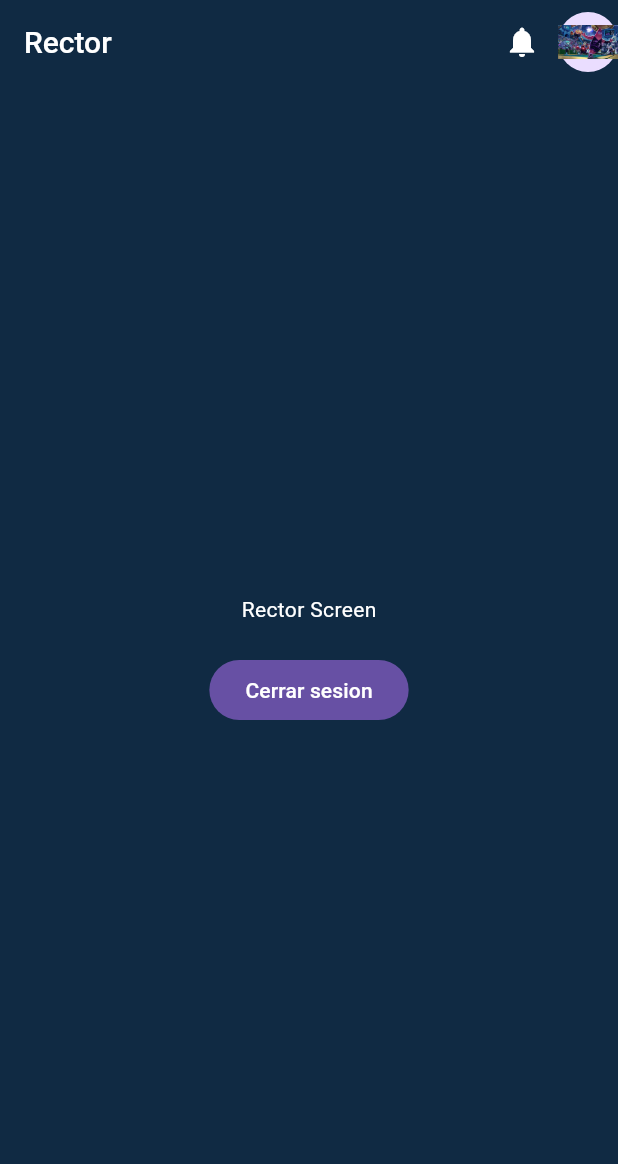
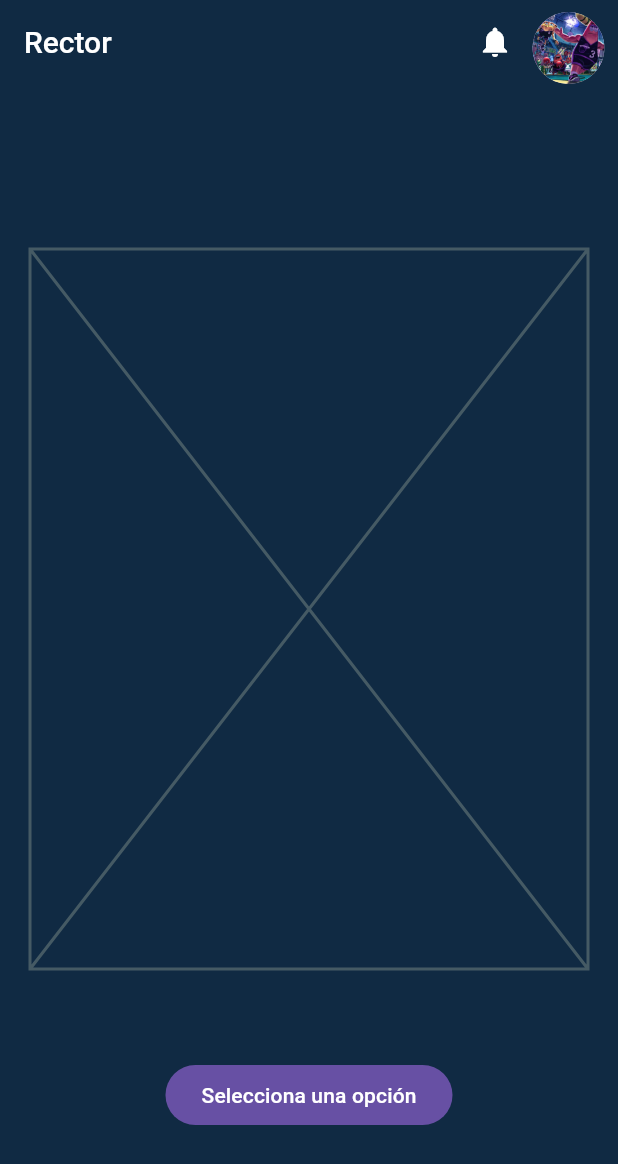
Before and after one commit to MigaPanV/School_Maps, a Flutter app: the screen it shows once a user with an empty profile is signed in, on a phone screen of 412 x 824 dp. Shown: the top 1164 px of the screen. Run offline on Flutter 3.47's test engine with Material 3 defaults, Android fonts, the phone set to English and light mode, and no system bars; our stand-ins replace firebase_auth, firebase_core; accounts and stored records are empty.

Commit message:
Primera version pantalla rector

```diff
--- a/lib/main.dart
+++ b/lib/main.dart
@@ -1,6 +1,7 @@
 import 'package:firebase_auth/firebase_auth.dart';
 import 'package:firebase_core/firebase_core.dart';
 import 'package:provider/provider.dart';
+import 'package:school_maps/presentation/provider/rector_provider.dart';
 import 'package:school_maps/presentation/screens/rector/rector_page.dart';
 import 'firebase_options.dart';
 import 'package:flutter/material.dart';
@@ -23,7 +24,8 @@ class MyApp extends StatelessWidget {
 
     return MultiProvider(
       providers: [
-        ChangeNotifierProvider( create: (_) => auth.AuthProvider())
+        ChangeNotifierProvider( create: (_) => auth.AuthProvider()),
+        ChangeNotifierProvider( create: (_) => RectorProvider())
       ],
       child: Consumer<auth.AuthProvider>(
         builder: ( context, authprovider, child ) {
--- a/lib/presentation/screens/rector/rector_page.dart
+++ b/lib/presentation/screens/rector/rector_page.dart
@@ -1,6 +1,7 @@
 import 'package:flutter/material.dart';
 import 'package:provider/provider.dart';
 import 'package:school_maps/presentation/provider/auth_provider.dart';
+import 'package:school_maps/presentation/provider/rector_provider.dart';
 
 class RectorScreen extends StatelessWidget {
   const RectorScreen({super.key});
@@ -9,24 +10,42 @@ class RectorScreen extends StatelessWidget {
   Widget build(BuildContext context) {
 
     AuthProvider authProvider = context.watch<AuthProvider>();
+    RectorProvider rectorProvider = context.watch<RectorProvider>();
+
+    final List<String> opciones = ['Ruta 1', 'Ruta 2', 'Ruta 3'];
+    final List<String> seleccionadas = rectorProvider.seleccionadas;
+
+    final texto = seleccionadas.isEmpty
+      ? 'Selecciona una opción'
+      : seleccionadas.join(', ');
+
+    final size = MediaQuery.of(context).size;
+
+    if( size.width < 600 && size.height < 1000 ){
 
       return SafeArea(
         child: Scaffold(
           appBar: AppBar(
             title: Text(
               'Rector',
-            style: TextStyle( fontSize: 20, fontWeight: FontWeight.w500 ),
+              style: TextStyle(
+                fontSize: 20,
+                fontWeight: FontWeight.w500
+              ),
             ),
             actions: [
               IconButton(
                 onPressed: (){},
-              icon: Icon( Icons.notifications)
-            ),
-            CircleAvatar(
-              radius: 20,
-              child: Image(image: AssetImage( 'assets/images/login.jpg'),
+                icon: Icon( Icons.notifications),
+                tooltip: 'Notificaciones',
               ),
 
+              Padding(
+                padding: const EdgeInsets.only( right: 8, top: 8),
+                child: CircleAvatar(
+                  backgroundImage: Image.asset( 'assets/images/login.jpg').image,
+                  radius: 25,
+                ),
               )
 
             ],
@@ -35,15 +54,23 @@ class RectorScreen extends StatelessWidget {
             child: SingleChildScrollView(
               child: Column(
                 children: [
-                Text( 'Rector Screen' ),
-                SizedBox( height: 20 ),
+                  ConstrainedBox(
+                    constraints:BoxConstraints( maxWidth: 600, maxHeight: 600 ),
+
+                    child:  Padding(
+                      padding: const EdgeInsets.symmetric( vertical: 60.0, horizontal: 20.0 ),
+                      child: Placeholder(),
+                    ),
+                  ),
+
                   FilledButton(
                     onPressed: (){
-                    authProvider.signOut();
+                      rectorProvider.mostrarRutas( context, opciones, seleccionadas );
                     },
-                  child: Text( 'Cerrar sesion')
-                )
+                    child: Text( texto )
+                  ),
 
+                  SizedBox( height: 20 ),
                 ],
               )
             ),
@@ -51,4 +78,68 @@ class RectorScreen extends StatelessWidget {
         )
       );
     }
+    else{
+      return SafeArea(
+        child: Scaffold(
+          appBar: AppBar(
+            title: Padding(
+              padding: const EdgeInsets.only( top: 8.0),
+              child: Text(
+                'Rector',
+                style: TextStyle(
+                  fontSize: 20,
+                  fontWeight: FontWeight.w500
+                )
+              ),
+            ),
+            actions: [
+              Padding(
+                padding: const EdgeInsets.only( top: 8.0),
+                child: IconButton(
+                  onPressed: (){},
+                  icon: Icon( Icons.notifications ),
+                  tooltip: 'Notificaciones',
+                ),
+              ),
+              Padding(
+                padding: const EdgeInsets.only( top: 8.0, left:8.0 ),
+                child: CircleAvatar(
+                  backgroundImage: Image.asset( 'assets/images/login.jpg' ).image,
+                  radius: 30,
+                ),
+              )
+            ],
+          ),
+          body: Center(
+            child:SingleChildScrollView(
+              child: Column(
+                children: [
+
+                  ConstrainedBox(
+                    constraints:BoxConstraints( maxWidth: 600, maxHeight: 600 ),
+
+                    child:  Padding(
+                      padding: const EdgeInsets.symmetric( vertical: 40.0, horizontal: 20.0 ),
+                      child: Placeholder(),
+                    ),
+                  ),
+
+
+                  FilledButton(
+                    onPressed: (){
+                      rectorProvider.mostrarRutas( context, opciones, seleccionadas );
+                    },
+                    child: Text( texto )
+                  ),
+
+                  SizedBox( height: 20 ),
+                ]
+
+              )
+            )
+          ),
+        ),
+      );
     }
+  }
+}
```
Also changed, not shown: lib/presentation/provider/rector_provider.dart (added, +63 -0 lines), 1 other file. Lines whose indentation alone changed are shown as unchanged.
